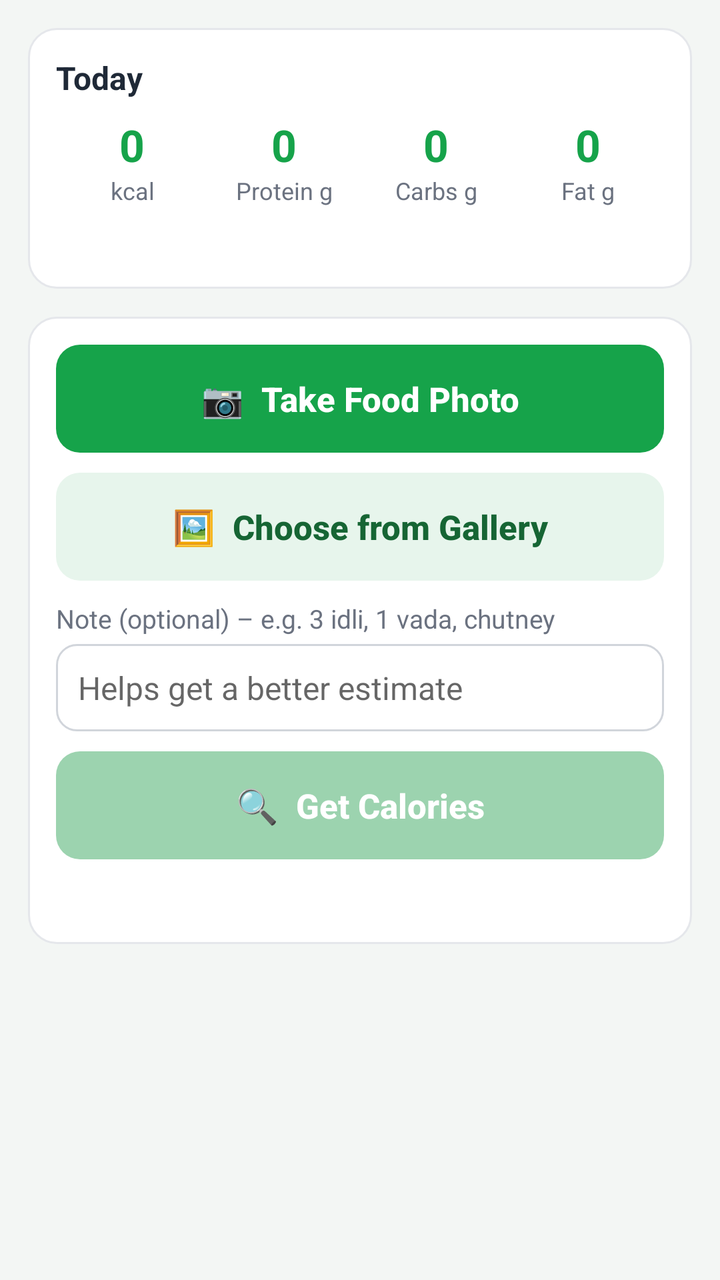
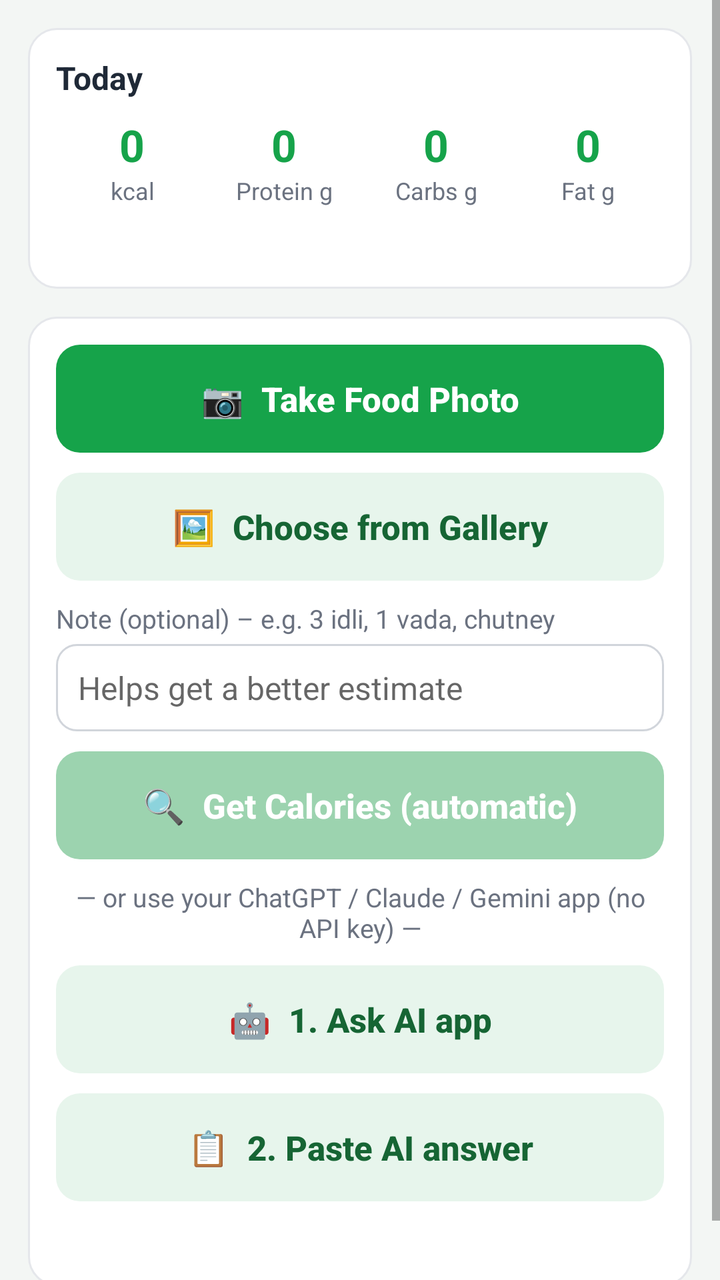

Screens rendered from an Android XML layout before and after an edit, with the pre-edit source and the edit as a unified diff.
<!-- AndroidManifest.xml: application theme AppTheme -->
<!-- res/layout/activity_main.xml -->
<?xml version="1.0" encoding="utf-8"?>
<ScrollView xmlns:android="http://schemas.android.com/apk/res/android"
    android:id="@+id/scroll"
    android:layout_width="match_parent"
    android:layout_height="match_parent"
    android:fillViewport="true">

    <LinearLayout
        android:layout_width="match_parent"
        android:layout_height="wrap_content"
        android:orientation="vertical"
        android:padding="14dp">

        
        <LinearLayout style="@style/Card">
            <TextView
                android:layout_width="match_parent"
                android:layout_height="wrap_content"
                android:text="Today"
                android:textSize="16sp"
                android:textStyle="bold"
                android:textColor="#1F2937"
                android:layout_marginBottom="8dp" />

            <LinearLayout
                android:layout_width="match_parent"
                android:layout_height="wrap_content"
                android:orientation="horizontal">
                <LinearLayout android:layout_width="0dp" android:layout_height="wrap_content" android:layout_weight="1" android:orientation="vertical">
                    <TextView android:id="@+id/tCal" style="@style/TotalNum" />
                    <TextView style="@style/TotalLbl" android:text="kcal" />
                </LinearLayout>
                <LinearLayout android:layout_width="0dp" android:layout_height="wrap_content" android:layout_weight="1" android:orientation="vertical">
                    <TextView android:id="@+id/tPro" style="@style/TotalNum" />
                    <TextView style="@style/TotalLbl" android:text="Protein g" />
                </LinearLayout>
                <LinearLayout android:layout_width="0dp" android:layout_height="wrap_content" android:layout_weight="1" android:orientation="vertical">
                    <TextView android:id="@+id/tCarb" style="@style/TotalNum" />
                    <TextView style="@style/TotalLbl" android:text="Carbs g" />
                </LinearLayout>
                <LinearLayout android:layout_width="0dp" android:layout_height="wrap_content" android:layout_weight="1" android:orientation="vertical">
                    <TextView android:id="@+id/tFat" style="@style/TotalNum" />
                    <TextView style="@style/TotalLbl" android:text="Fat g" />
                </LinearLayout>
            </LinearLayout>

            <TextView
                android:id="@+id/meals"
                android:layout_width="match_parent"
                android:layout_height="wrap_content"
                android:layout_marginTop="8dp"
                android:textSize="14sp"
                android:textColor="#374151"
                android:lineSpacingExtra="4dp" />
        </LinearLayout>

        
        <LinearLayout style="@style/Card">
            <Button android:id="@+id/btnCamera" style="@style/BtnGreen" android:layout_marginTop="0dp" android:text="📷  Take Food Photo" />
            <Button android:id="@+id/btnGallery" style="@style/BtnLight" android:text="🖼️  Choose from Gallery" />

            <ImageView
                android:id="@+id/preview"
                android:layout_width="match_parent"
                android:layout_height="240dp"
                android:layout_marginTop="10dp"
                android:scaleType="centerCrop"
                android:visibility="gone" />

            <TextView style="@style/Label" android:text="Note (optional) – e.g. 3 idli, 1 vada, chutney" />
            <EditText
                android:id="@+id/note"
                style="@style/Field"
                android:hint="Helps get a better estimate"
                android:inputType="textCapSentences" />

            <Button android:id="@+id/btnAnalyze" style="@style/BtnGreen" android:text="🔍  Get Calories" android:enabled="false" />

            <ProgressBar
                android:id="@+id/progress"
                android:layout_width="wrap_content"
                android:layout_height="wrap_content"
                android:layout_gravity="center_horizontal"
                android:layout_marginTop="10dp"
                android:visibility="gone" />

            <TextView
                android:id="@+id/msg"
                android:layout_width="match_parent"
                android:layout_height="wrap_content"
                android:layout_marginTop="8dp"
                android:gravity="center"
                android:textSize="15sp" />
        </LinearLayout>

        
        <LinearLayout android:id="@+id/result" style="@style/Card" android:visibility="gone">
            <TextView
                android:layout_width="match_parent"
                android:layout_height="wrap_content"
                android:text="Check &amp; Save"
                android:textSize="16sp"
                android:textStyle="bold"
                android:textColor="#1F2937" />

            <TextView style="@style/Label" android:text="Food" />
            <EditText android:id="@+id/food" style="@style/Field" android:inputType="textCapSentences" />

            <LinearLayout android:layout_width="match_parent" android:layout_height="wrap_content" android:orientation="horizontal">
                <LinearLayout android:layout_width="0dp" android:layout_height="wrap_content" android:layout_weight="1" android:orientation="vertical" android:layout_marginEnd="6dp">
                    <TextView style="@style/Label" android:text="Calories (kcal)" />
                    <EditText android:id="@+id/cal" style="@style/Field" android:inputType="numberDecimal" />
                </LinearLayout>
                <LinearLayout android:layout_width="0dp" android:layout_height="wrap_content" android:layout_weight="1" android:orientation="vertical" android:layout_marginStart="6dp">
                    <TextView style="@style/Label" android:text="Protein (g)" />
                    <EditText android:id="@+id/pro" style="@style/Field" android:inputType="numberDecimal" />
                </LinearLayout>
            </LinearLayout>

            <LinearLayout android:layout_width="match_parent" android:layout_height="wrap_content" android:orientation="horizontal">
                <LinearLayout android:layout_width="0dp" android:layout_height="wrap_content" android:layout_weight="1" android:orientation="vertical" android:layout_marginEnd="6dp">
                    <TextView style="@style/Label" android:text="Carbs (g)" />
                    <EditText android:id="@+id/carb" style="@style/Field" android:inputType="numberDecimal" />
                </LinearLayout>
                <LinearLayout android:layout_width="0dp" android:layout_height="wrap_content" android:layout_weight="1" android:orientation="vertical" android:layout_marginStart="6dp">
                    <TextView style="@style/Label" android:text="Fat (g)" />
                    <EditText android:id="@+id/fat" style="@style/Field" android:inputType="numberDecimal" />
                </LinearLayout>
            </LinearLayout>

            <TextView
                android:id="@+id/items"
                android:layout_width="match_parent"
                android:layout_height="wrap_content"
                android:layout_marginTop="10dp"
                android:textSize="13sp"
                android:textColor="#4B5563"
                android:lineSpacingExtra="3dp" />

            <Button android:id="@+id/btnSave" style="@style/BtnGreen" android:text="✅  Save to Sheet" />
        </LinearLayout>

    </LinearLayout>
</ScrollView>
<!-- resources referenced by this layout -->
<resources>
  <style name="BtnLight" parent="BtnGreen">
          <item name="android:background">@drawable/btn_light</item>
          <item name="android:textColor">#166534</item>
      </style>
  <style name="Card">
          <item name="android:layout_width">match_parent</item>
          <item name="android:layout_height">wrap_content</item>
          <item name="android:orientation">vertical</item>
          <item name="android:background">@drawable/card</item>
          <item name="android:padding">14dp</item>
          <item name="android:layout_marginBottom">14dp</item>
      </style>
  <style name="Field">
          <item name="android:layout_width">match_parent</item>
          <item name="android:layout_height">wrap_content</item>
          <item name="android:layout_marginTop">4dp</item>
          <item name="android:background">@drawable/field</item>
          <item name="android:padding">11dp</item>
          <item name="android:textSize">16sp</item>
          <item name="android:textColor">#1F2937</item>
      </style>
  <style name="Label">
          <item name="android:layout_width">match_parent</item>
          <item name="android:layout_height">wrap_content</item>
          <item name="android:layout_marginTop">10dp</item>
          <item name="android:textSize">13sp</item>
          <item name="android:textColor">#6B7280</item>
      </style>
  <style name="TotalLbl">
          <item name="android:layout_width">match_parent</item>
          <item name="android:layout_height">wrap_content</item>
          <item name="android:gravity">center</item>
          <item name="android:textSize">12sp</item>
          <item name="android:textColor">#6B7280</item>
      </style>
  <style name="TotalNum">
          <item name="android:layout_width">match_parent</item>
          <item name="android:layout_height">wrap_content</item>
          <item name="android:gravity">center</item>
          <item name="android:textSize">22sp</item>
          <item name="android:textStyle">bold</item>
          <item name="android:textColor">#16A34A</item>
          <item name="android:text">0</item>
      </style>
  <style name="AppTheme" parent="android:Theme.Material.Light.DarkActionBar">
          <item name="android:colorPrimary">@color/green</item>
          <item name="android:colorPrimaryDark">@color/green_dark</item>
          <item name="android:colorAccent">@color/green</item>
          <item name="android:windowBackground">@color/bg</item>
      </style>
  <!-- drawable btn_green (drawable) -->
  <selector xmlns:android="http://schemas.android.com/apk/res/android">
      <item android:state_enabled="false">
          <shape><solid android:color="#9CD3AF" /><corners android:radius="12dp" /></shape>
      </item>
      <item android:state_pressed="true">
          <shape><solid android:color="#15803D" /><corners android:radius="12dp" /></shape>
      </item>
      <item>
          <shape><solid android:color="#16A34A" /><corners android:radius="12dp" /></shape>
      </item>
  </selector>
  <!-- drawable btn_light (drawable) -->
  <selector xmlns:android="http://schemas.android.com/apk/res/android">
      <item android:state_pressed="true">
          <shape><solid android:color="#CDEBD8" /><corners android:radius="12dp" /></shape>
      </item>
      <item>
          <shape><solid android:color="#E7F5EC" /><corners android:radius="12dp" /></shape>
      </item>
  </selector>
  <!-- drawable card (drawable) -->
  <shape xmlns:android="http://schemas.android.com/apk/res/android">
      <solid android:color="#FFFFFF" />
      <corners android:radius="14dp" />
      <stroke android:width="1dp" android:color="#E5E7EB" />
  </shape>
  <!-- drawable field (drawable) -->
  <shape xmlns:android="http://schemas.android.com/apk/res/android">
      <solid android:color="#FFFFFF" />
      <corners android:radius="10dp" />
      <stroke android:width="1dp" android:color="#D1D5DB" />
  </shape>
  <color name="green">#16A34A</color>
  <color name="green_dark">#15803D</color>
  <color name="bg">#F3F6F4</color>
  <!-- unchanged entries left out for length: 1 -->
</resources>

<!-- the commit's change to res/layout/activity_main.xml (unified diff, before → after) -->
@@ -74,7 +74,11 @@
                 android:hint="Helps get a better estimate"
                 android:inputType="textCapSentences" />
 
-            <Button android:id="@+id/btnAnalyze" style="@style/BtnGreen" android:text="🔍  Get Calories" android:enabled="false" />
+            <Button android:id="@+id/btnAnalyze" style="@style/BtnGreen" android:text="🔍  Get Calories (automatic)" android:enabled="false" />
+
+            <TextView style="@style/Label" android:gravity="center" android:text="— or use your ChatGPT / Claude / Gemini app (no API key) —" />
+            <Button android:id="@+id/btnAskApp" style="@style/BtnLight" android:text="🤖  1. Ask AI app" android:enabled="false" />
+            <Button android:id="@+id/btnPaste" style="@style/BtnLight" android:text="📋  2. Paste AI answer" />
 
             <ProgressBar
                 android:id="@+id/progress"
